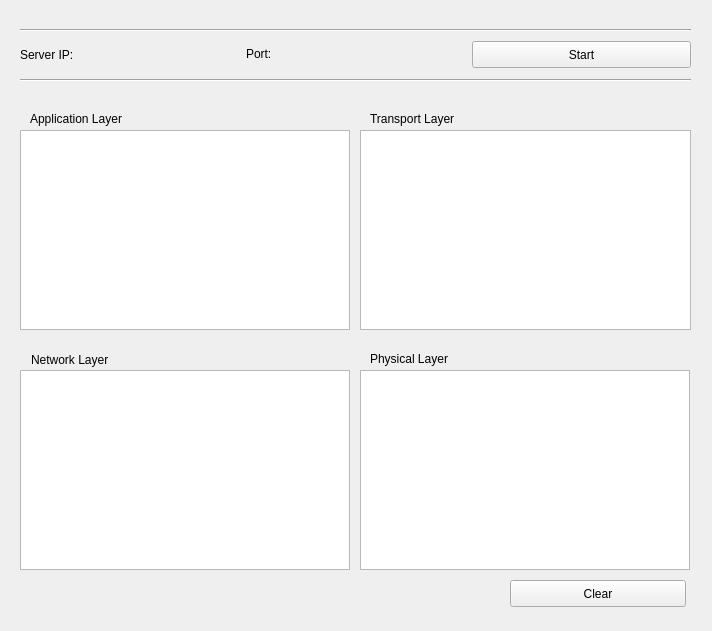
Old version of the form NEW/server.ui in the repository thaisdb/TCC.
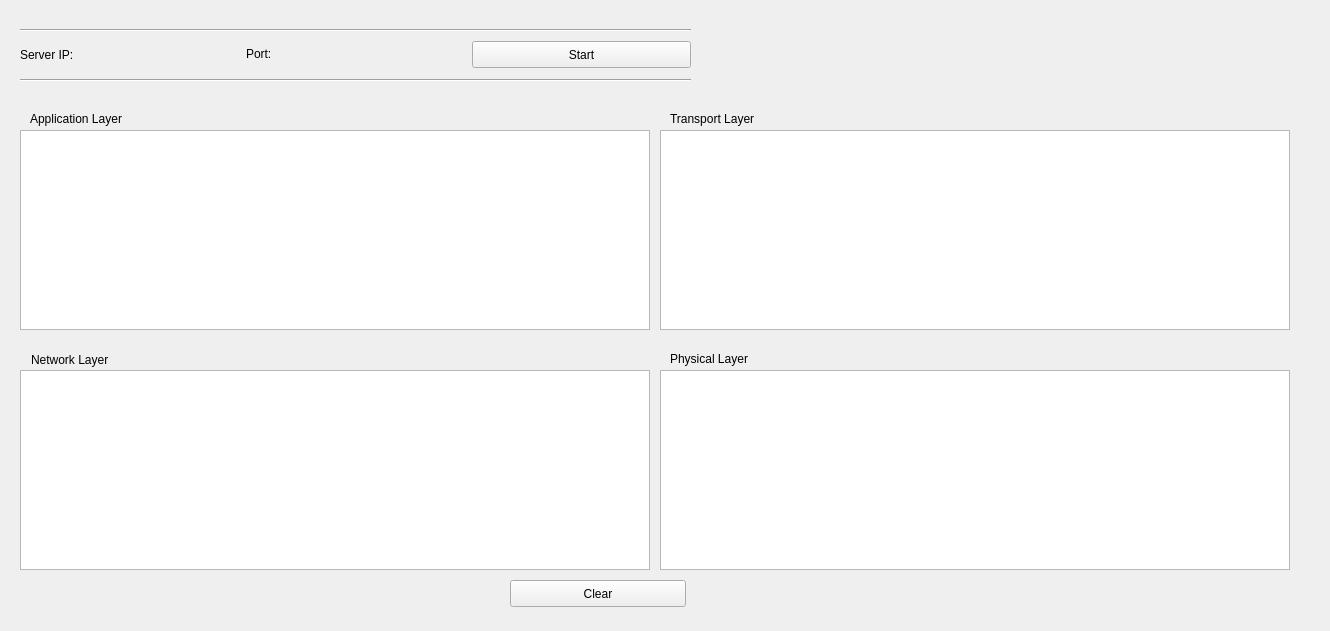
New version of the form.

What changed in the file:
```diff
--- a/NEW/server.ui
+++ b/NEW/server.ui
@@ -6,7 +6,7 @@
    <rect>
     <x>0</x>
     <y>0</y>
-    <width>712</width>
+    <width>1330</width>
     <height>631</height>
    </rect>
   </property>
@@ -55,9 +55,9 @@
   <widget class="QTextEdit" name="transportLOut">
    <property name="geometry">
     <rect>
-     <x>360</x>
+     <x>660</x>
      <y>130</y>
-     <width>331</width>
+     <width>630</width>
      <height>200</height>
     </rect>
    </property>
@@ -75,7 +75,7 @@
   <widget class="QLabel" name="label_9">
    <property name="geometry">
     <rect>
-     <x>370</x>
+     <x>670</x>
      <y>350</y>
      <width>97</width>
      <height>17</height>
@@ -88,9 +88,9 @@
   <widget class="QTextEdit" name="physicalLOut">
    <property name="geometry">
     <rect>
-     <x>360</x>
+     <x>660</x>
      <y>370</y>
-     <width>330</width>
+     <width>630</width>
      <height>200</height>
     </rect>
    </property>
@@ -149,7 +149,7 @@
   <widget class="QLabel" name="label_7">
    <property name="geometry">
     <rect>
-     <x>370</x>
+     <x>670</x>
      <y>110</y>
      <width>108</width>
      <height>17</height>
@@ -164,7 +164,7 @@
     <rect>
      <x>20</x>
      <y>130</y>
-     <width>330</width>
+     <width>630</width>
      <height>200</height>
     </rect>
    </property>
@@ -200,7 +200,7 @@
     <rect>
      <x>20</x>
      <y>370</y>
-     <width>330</width>
+     <width>630</width>
      <height>200</height>
     </rect>
    </property>
```
